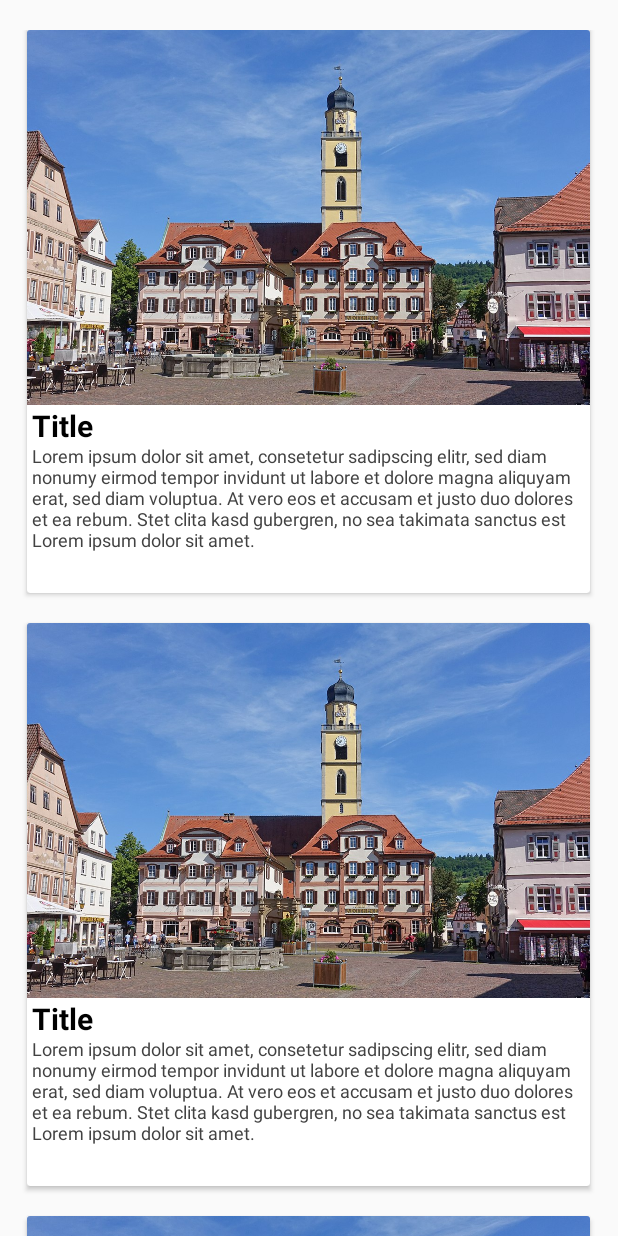
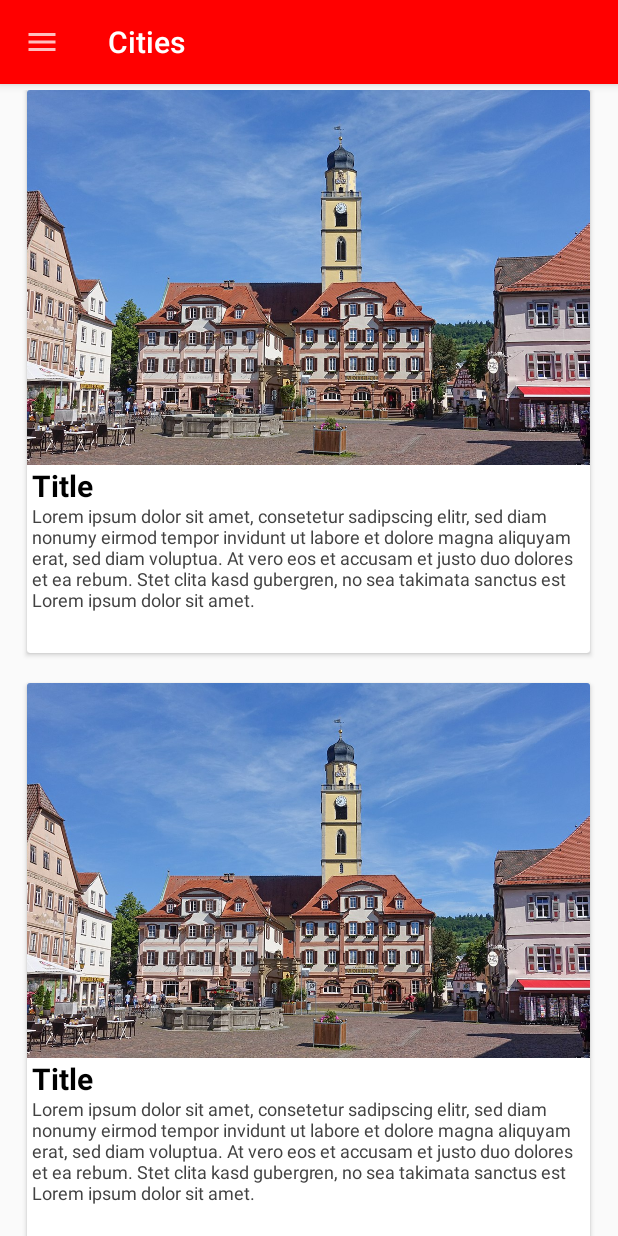
Before and after one commit to tim-nick/ErasmusPlus, an Android app: the screen it shows after launch (MainActivity), on a phone screen of 412 x 824 dp. Run offline under Robolectric (Android 15) with nearby library versions, the phone set to English and light mode, and no system bars; our stand-ins replace navigation-ui.

Commit message:
This is the NavigationDefault Version

```diff
--- a/app/src/main/AndroidManifest.xml
+++ b/app/src/main/AndroidManifest.xml
@@ -8,7 +8,7 @@
         android:label="@string/app_name"
         android:roundIcon="@mipmap/ic_launcher_round"
         android:supportsRtl="true"
-        android:theme="@style/AppTheme">
+        android:theme="@style/Theme.AppCompat.Light.NoActionBar">
         <activity android:name=".MainActivity"
             android:theme="@style/AppTheme.NoActionBar">
             <intent-filter>
@@ -17,7 +17,9 @@
                 <category android:name="android.intent.category.LAUNCHER" />
             </intent-filter>
         </activity>
-        <activity android:name=".Sights">
+        <activity android:name=".Sights"
+            android:theme="@style/AppTheme.NoActionBar">
+
 
         </activity>
     </application>
--- a/app/src/main/java/com/example/erasmusplus/City.java
+++ b/app/src/main/java/com/example/erasmusplus/City.java
@@ -1,12 +1,17 @@
 package com.example.erasmusplus;
 
 import android.media.Image;
+import android.os.Bundle;
 import android.widget.ImageView;
 import android.widget.TextView;
 
+import androidx.appcompat.app.AppCompatActivity;
 import androidx.cardview.widget.CardView;
 
-public class City {
+public class City extends AppCompatActivity {
+
+
+
     private CardView view;
     private ImageView image;
     private TextView title;
--- a/app/src/main/java/com/example/erasmusplus/MainActivity.java
+++ b/app/src/main/java/com/example/erasmusplus/MainActivity.java
@@ -2,7 +2,6 @@ package com.example.erasmusplus;
 
 import androidx.appcompat.app.AppCompatActivity;
 import androidx.cardview.widget.CardView;
-
 import android.content.Intent;
 import android.media.Image;
 import android.os.Bundle;
@@ -10,6 +9,11 @@ import android.view.View;
 import android.widget.Button;
 import android.widget.ImageView;
 import android.widget.TextView;
+import androidx.appcompat.widget.Toolbar;
+import androidx.navigation.ui.NavigationUI;
+import androidx.navigation.ui.AppBarConfiguration;
+import androidx.navigation.NavController;
+
 
 public class MainActivity extends AppCompatActivity {
 
@@ -18,6 +22,16 @@ public class MainActivity extends AppCompatActivity {
     protected void onCreate(Bundle savedInstanceState) {
         super.onCreate(savedInstanceState);
         setContentView(R.layout.activity_main);
+
+        //NavController navController;
+        //AppBarConfiguration appBarConfiguration =
+        //        new AppBarConfiguration.Builder(navController.getGraph()).build();
+
+        //set up Toolbar
+        Toolbar myToolbar = (Toolbar) findViewById(R.id.my_toolbar);
+        setSupportActionBar(myToolbar);
+        getSupportActionBar().setTitle("Cities"); // Titel der Actionbar festlegen
+
 
         CardView cardMgh = findViewById(R.id.firstcard);
         CardView cardBorgo = findViewById(R.id.secondcard);
--- a/app/src/main/java/com/example/erasmusplus/SettingsActivity.java
+++ /dev/null
@@ -1,6 +0,0 @@
-package com.example.erasmusplus;
-
-import android.app.Activity;
-
-public class SettingsActivity extends Activity {
-}
--- /dev/null
+++ b/app/src/main/res/drawable/ic_menu_black_24dp.xml
@@ -0,0 +1,5 @@
+<vector android:alpha="0.75" android:height="24dp"
+    android:tint="#FFFFFF" android:viewportHeight="24.0"
+    android:viewportWidth="24.0" android:width="24dp" xmlns:android="http://schemas.android.com/apk/res/android">
+    <path android:fillColor="#FF000000" android:pathData="M3,18h18v-2L3,16v2zM3,13h18v-2L3,11v2zM3,6v2h18L21,6L3,6z"/>
+</vector>
--- a/app/src/main/res/layout/activity_main.xml
+++ b/app/src/main/res/layout/activity_main.xml
@@ -6,17 +6,36 @@
     android:layout_height="match_parent"
     tools:context=".MainActivity">
 
+    <androidx.appcompat.widget.Toolbar
+        android:id="@+id/my_toolbar"
+        android:layout_width="match_parent"
+        android:layout_height="?attr/actionBarSize"
+        android:background="?attr/colorPrimary"
+        android:elevation="4dp"
+        android:theme="@style/ThemeOverlay.AppCompat.ActionBar"
+        app:title="Cities"
+        app:titleTextColor="@android:color/white"
+        app:navigationIcon="@drawable/ic_menu_black_24dp"
+        app:layout_constraintEnd_toEndOf="parent"
+        app:layout_constraintStart_toStartOf="parent"
+        app:layout_constraintTop_toTopOf="parent"
+        app:popupTheme="@style/ThemeOverlay.AppCompat.Light" />
+
 
     <ScrollView
+        android:id="@+id/scrollView2"
         android:layout_width="match_parent"
         android:layout_height="match_parent"
-        android:layout_marginTop="20dp">
+        android:layout_marginTop="60dp"
+        app:layout_constraintEnd_toEndOf="parent"
+        app:layout_constraintStart_toStartOf="parent"
+        app:layout_constraintTop_toBottomOf="@+id/my_toolbar">
 
         <LinearLayout
             android:layout_width="match_parent"
             android:layout_height="match_parent"
-            android:orientation="vertical"
-            android:gravity="center_horizontal">
+            android:gravity="center_horizontal"
+            android:orientation="vertical">
 
             <androidx.cardview.widget.CardView
                 android:id="@+id/firstcard"
@@ -63,6 +82,8 @@
                     android:layout_height="375dp"
                     android:alpha="0.0"
                     android:text="Button" />
+
+
             </androidx.cardview.widget.CardView>
 
             <androidx.cardview.widget.CardView
@@ -146,7 +167,6 @@
             </androidx.cardview.widget.CardView>
 
 
-
         </LinearLayout>
     </ScrollView>
 </androidx.constraintlayout.widget.ConstraintLayout>
--- a/app/src/main/res/layout/setting_main.xml
+++ /dev/null
@@ -1,5 +0,0 @@
-<?xml version="1.0" encoding="utf-8"?>
-<LinearLayout xmlns:android="http://schemas.android.com/apk/res/android"
-    xmlns:app="http://schemas.android.com/apk/res-auto"
-    android:orientation="vertical" android:layout_width="match_parent"
-    android:layout_height="match_parent" />
--- a/app/src/main/res/values/strings.xml
+++ b/app/src/main/res/values/strings.xml
@@ -1,3 +1,6 @@
 <resources>
     <string name="app_name">ErasmusPlus</string>
+    <string name="title_CitiesOverview">Cities</string>
+    <string name="title_Sights">Sights</string>
+
 </resources>
```
Also changed, not shown: app/build.gradle (+7 -0 lines), app/src/main/java/com/example/erasmusplus/Sights.java (+17 -1 lines), app/src/main/res/layout/sights.xml (+17 -0 lines), app/src/main/res/menu/drawer_menu.xml (deleted, +0 -21 lines).
